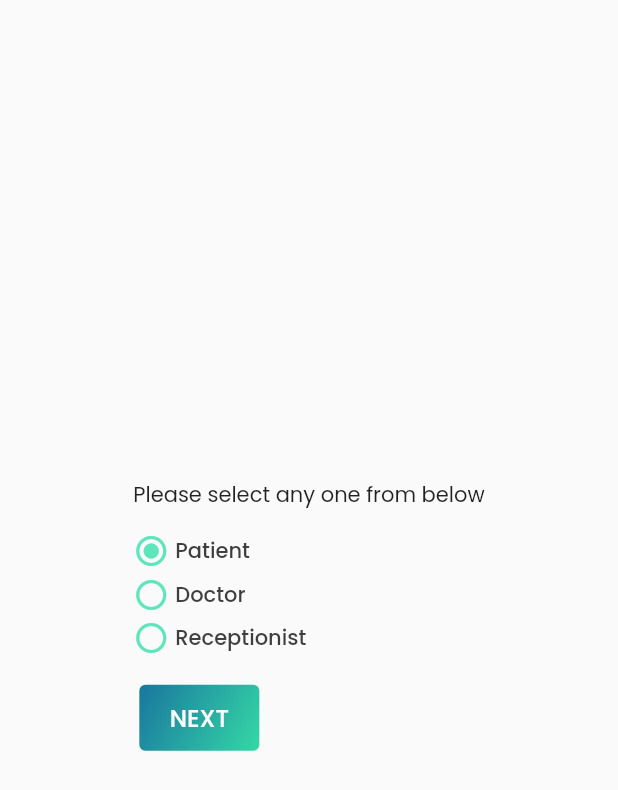
After one commit to meetcse/PCare, a Flutter app: the UserChoice screen opened by its route, on a phone screen of 412 x 824 dp. The commit adds this screen. Shown: the top 790 px of the screen. Run offline on Flutter 3.47's test engine with Material 2 defaults, Android fonts, the phone set to English and light mode, and no system bars; our stand-ins replace carousel_pro, flushbar, get, google_fonts, progress_indicators, shared_preferences; accounts and stored records are empty.

Commit message:
Added few more fields in registration screen and Added a new screen UserChoice

```diff
--- a/lib/constants/strings.dart
+++ b/lib/constants/strings.dart
@@ -37,4 +37,5 @@ class UniversalStrings {
   static const String myProfile = "My Profile";
   static const String myProfileId = "my_profile";
   static const String signOut = "Sign Out";
+  static String userType = "";
 }
--- a/lib/main.dart
+++ b/lib/main.dart
@@ -2,7 +2,6 @@ import 'package:flutter/material.dart';
 import 'package:pcare/routes/routes.dart';
 import 'package:flutter/services.dart';
 import 'package:pcare/constants/app_theme.dart';
-import 'package:pcare/routes/routes.dart';
 import 'package:pcare/ui/splash_screen/splash_screen.dart';
 
 void main() {
--- a/lib/routes/routes.dart
+++ b/lib/routes/routes.dart
@@ -1,4 +1,5 @@
 import 'package:flutter/material.dart';
+import 'package:pcare/ui/Registeration/user_choice.dart';
 import 'package:pcare/ui/patient/HomePage.dart';
 import 'package:pcare/ui/Registeration/sign_in.dart';
 import 'package:pcare/ui/Registeration/sign_up.dart';
@@ -7,4 +8,5 @@ Map<String, WidgetBuilder> routes = {
   '/home_page': (context) => HomePage(),
   '/sign_in': (context) => Signin(),
   '/sign_up': (context) => SignUp(),
+  '/user_choice': (context) => UserChoice(),
 };
--- a/lib/ui/Registeration/sign_in.dart
+++ b/lib/ui/Registeration/sign_in.dart
@@ -226,6 +226,12 @@ class _SigninState extends State<Signin> {
                           .subtitle1
                           .copyWith(decoration: TextDecoration.underline),
                     ),
+                    onTap: () => {
+                      Navigator.of(context)
+                          .push(AnimationRoute(builder: (context) {
+                        return routes['/user_choice'](context);
+                      }))
+                    },
                   ),
                 ),
               ],
--- /dev/null
+++ b/lib/ui/Registeration/user_choice.dart
@@ -0,0 +1,85 @@
+import 'package:flutter/material.dart';
+import 'package:pcare/constants/strings.dart';
+import 'package:pcare/flushbar_message/flushbar_message.dart';
+import 'package:pcare/routes/animation_route.dart';
+import 'package:pcare/routes/routes.dart';
+import 'package:pcare/widgets/radio_button_widget.dart';
+import 'package:pcare/widgets/rectangle_button_widget.dart';
+
+class UserChoice extends StatefulWidget {
+  @override
+  _UserChoiceState createState() => _UserChoiceState();
+}
+
+class _UserChoiceState extends State<UserChoice> {
+  bool _patient = true;
+  bool _doctor = false;
+  bool _receptionist = false;
+
+  @override
+  Widget build(BuildContext context) {
+    return Scaffold(
+        body: Center(
+      child: Column(
+        crossAxisAlignment: CrossAxisAlignment.start,
+        mainAxisAlignment: MainAxisAlignment.center,
+        children: [
+          Text("Please select any one from below"),
+          Padding(padding: EdgeInsets.only(bottom: 15)),
+          RadioButtonWidget(
+            itemText: 'Patient',
+            groupValue: 'yoyo',
+            iconSelected: _patient,
+            onChanged: (value) {
+              setState(() {
+                _patient = true;
+                _doctor = false;
+                _receptionist = false;
+              });
+            },
+          ),
+          Padding(padding: EdgeInsets.only(bottom: 5)),
+          RadioButtonWidget(
+            itemText: 'Doctor',
+            groupValue: 'yoyo',
+            iconSelected: _doctor,
+            onChanged: (value) {
+              setState(() {
+                _patient = false;
+                _doctor = true;
+                _receptionist = false;
+              });
+            },
+          ),
+          Padding(padding: EdgeInsets.only(bottom: 5)),
+          RadioButtonWidget(
+            itemText: 'Receptionist',
+            groupValue: 'yoyo',
+            iconSelected: _receptionist,
+            onChanged: (value) {
+              setState(() {
+                _patient = false;
+                _doctor = false;
+                _receptionist = true;
+              });
+            },
+          ),
+          Padding(padding: EdgeInsets.only(bottom: 15)),
+          RectangleButtonWidget(
+            childText: "NEXT",
+            onPressed: () {
+              _patient
+                  ? UniversalStrings.userType = "Patient"
+                  : _doctor
+                      ? UniversalStrings.userType = "Doctor"
+                      : UniversalStrings.userType = "Receptionist";
+              Navigator.of(context).push(AnimationRoute(builder: (context) {
+                return routes['/sign_up'](context);
+              }));
+            },
+          )
+        ],
+      ),
+    ));
+  }
+}
--- a/lib/widgets/rectangle_button_widget.dart
+++ b/lib/widgets/rectangle_button_widget.dart
@@ -1,6 +1,5 @@
 import 'package:flutter/material.dart';
 import 'package:pcare/constants/app_colors.dart';
-import 'package:pcare/constants/app_theme.dart';
 
 class RectangleButtonWidget extends StatelessWidget {
   final Function onPressed;
```
Also changed, not shown: lib/store/login/registration_controller.dart (added, +142 -0 lines), lib/ui/Registeration/sign_up.dart (+35 -13 lines), lib/widgets/text_field_widget.dart (+5 -2 lines).
